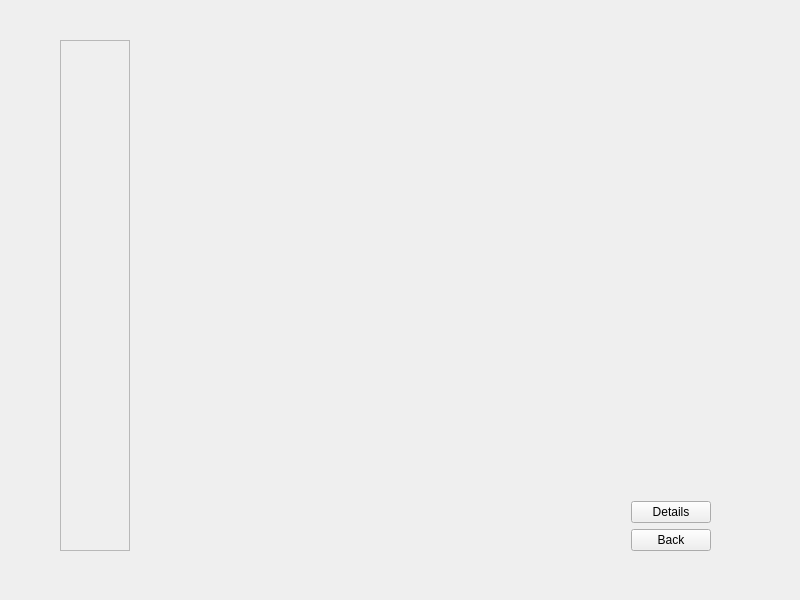
Qt form src/gui/handler/ui/ResultWidget.ui (MaximilianFranz/hics) before a commit.
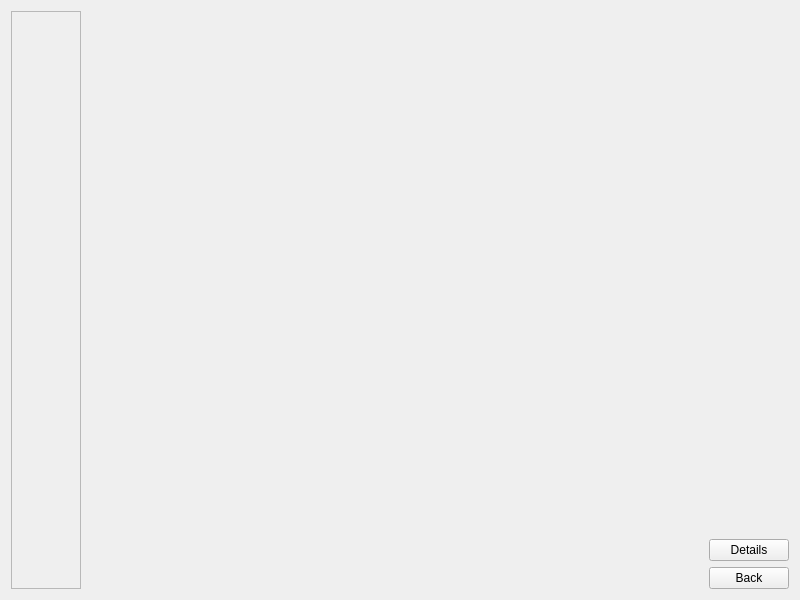
The same form after that commit.

Commit message: Set the top-level widget sizes in the UI's to fit the whole size of the UI.

```diff
--- a/src/gui/handler/ui/ResultWidget.ui
+++ b/src/gui/handler/ui/ResultWidget.ui
@@ -16,15 +16,8 @@
   <property name="windowTitle">
    <string>Form</string>
   </property>
-  <widget class="QWidget" name="layoutWidget">
-   <property name="geometry">
-    <rect>
-     <x>60</x>
-     <y>40</y>
-     <width>651</width>
-     <height>511</height>
-    </rect>
-   </property>
+  <layout class="QGridLayout" name="gridLayout">
+   <item row="0" column="0">
    <layout class="QHBoxLayout" name="mainQHBoxLayout">
     <item>
      <widget class="QScrollArea" name="imagesQScrollArea">
@@ -43,7 +36,7 @@
          <x>0</x>
          <y>0</y>
          <width>76</width>
-         <height>507</height>
+          <height>578</height>
         </rect>
        </property>
        <widget class="QWidget" name="verticalLayoutWidget">
@@ -118,7 +111,8 @@
      </layout>
     </item>
    </layout>
-  </widget>
+   </item>
+  </layout>
  </widget>
  <resources/>
  <connections/>
```
Lines whose indentation alone changed are shown as unchanged. The commit also changes 5 other files.
